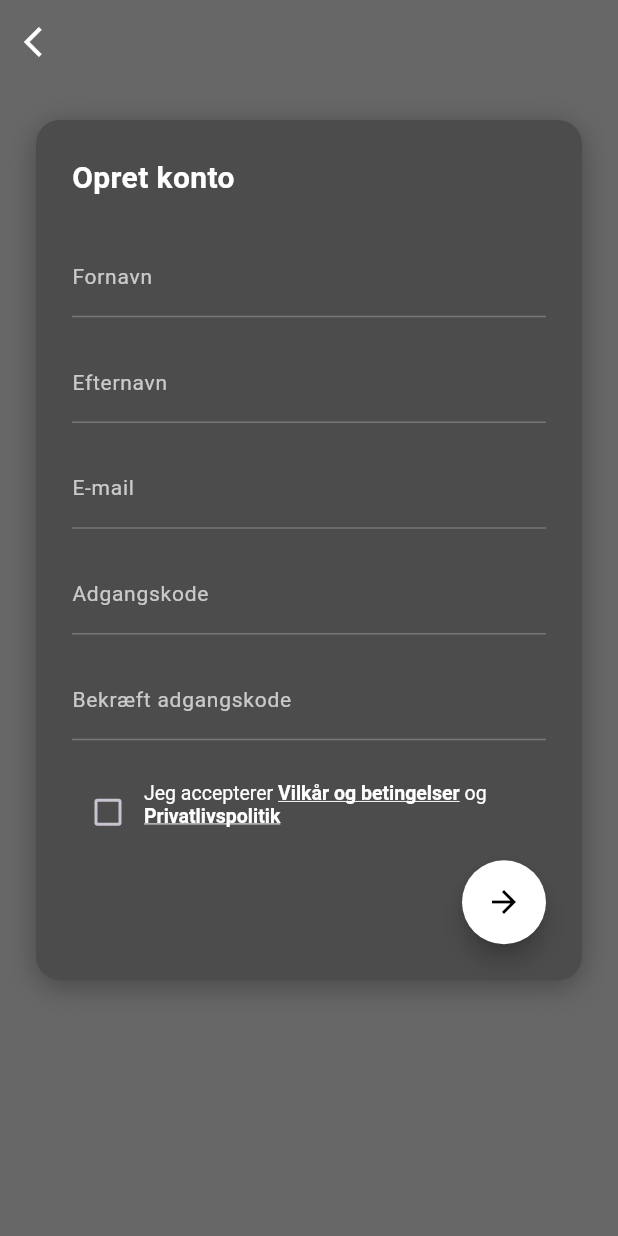
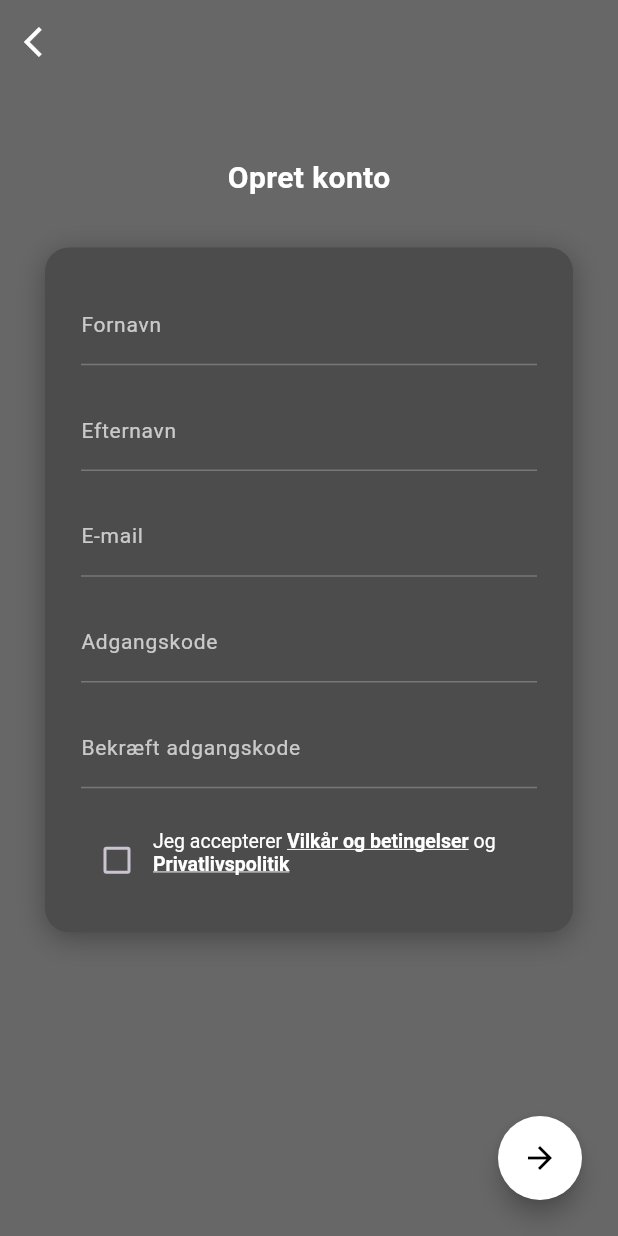
Before and after one commit to brokoline/OcutuneApplication, a Flutter app: the RegisterScreen screen opened by its route, on a phone screen of 412 x 824 dp. Run offline on Flutter 3.47's test engine with Material 3 defaults, Android fonts, the phone set to English and light mode, and no system bars; accounts and stored records are empty.

Commit message:
rettet layout

```diff
--- a/lib/screens/customer/register/register_screen.dart
+++ b/lib/screens/customer/register/register_screen.dart
@@ -14,14 +14,12 @@ class RegisterScreen extends StatelessWidget {
 
   Future<bool> emailExists(String email) async {
     final url = Uri.parse('https://ocutune.ddns.net/check-email');
-
     try {
       final response = await http.post(
         url,
         headers: {'Content-Type': 'application/json'},
         body: json.encode({'email': email}),
       );
-
       if (response.statusCode == 200) {
         final jsonBody = json.decode(response.body);
         return jsonBody['exists'] == true;
@@ -67,15 +65,6 @@ class RegisterScreen extends StatelessWidget {
       builder: (context, agreed, _) => Column(
         crossAxisAlignment: CrossAxisAlignment.start,
         children: [
-          const Text(
-            'Opret konto',
-            style: TextStyle(
-              fontSize: 20,
-              fontWeight: FontWeight.w600,
-              color: Colors.white,
-            ),
-          ),
-          const SizedBox(height: 24),
           OcutuneTextField(label: 'Fornavn', controller: firstNameController),
           const SizedBox(height: 16),
           OcutuneTextField(label: 'Efternavn', controller: lastNameController),
@@ -110,9 +99,7 @@ class RegisterScreen extends StatelessWidget {
                             color: Colors.white,
                           ),
                           recognizer: TapGestureRecognizer()
-                            ..onTap = () {
-                              Navigator.pushNamed(context, '/terms');
-                            },
+                            ..onTap = () => Navigator.pushNamed(context, '/terms'),
                         ),
                         const TextSpan(text: ' og '),
                         TextSpan(
@@ -123,18 +110,15 @@ class RegisterScreen extends StatelessWidget {
                             color: Colors.white,
                           ),
                           recognizer: TapGestureRecognizer()
-                            ..onTap = () {
-                              Navigator.pushNamed(context, '/privacy');
-                            },
+                            ..onTap = () => Navigator.pushNamed(context, '/privacy'),
                         ),
                       ],
                     ),
                   ),
                 ),
-              )
+              ),
             ],
           ),
-          const SizedBox(height: 64),
         ],
       ),
     );
@@ -150,13 +134,35 @@ class RegisterScreen extends StatelessWidget {
         ),
       ),
       body: SafeArea(
-        child: Builder(
-          builder: (BuildContext context) {
-            return SingleChildScrollView(
-              padding: const EdgeInsets.symmetric(horizontal: 24, vertical: 24),
         child: Stack(
           children: [
-                  OcutuneCard(child: formFields),
+            Align(
+              alignment: Alignment.topCenter,
+              child: Column(
+                mainAxisSize: MainAxisSize.min,
+                children: [
+                  const SizedBox(height: 48),
+                  const Text(
+                    'Opret konto',
+                    style: TextStyle(
+                      fontSize: 20,
+                      fontWeight: FontWeight.w600,
+                      color: Colors.white,
+                    ),
+                  ),
+                  const SizedBox(height: 32),
+                  ConstrainedBox(
+                    constraints: const BoxConstraints(maxWidth: 400),
+                    child: IntrinsicHeight(
+                      child: Padding(
+                        padding: const EdgeInsets.symmetric(horizontal: 24),
+                        child: OcutuneCard(child: formFields),
+                      ),
+                    ),
+                  ),
+                ],
+              ),
+            ),
             Positioned(
               bottom: 24,
               right: 24,
@@ -209,16 +215,12 @@ class RegisterScreen extends StatelessWidget {
                   );
 
                   currentUserResponse?.password = password;
-
                   Navigator.pushNamed(context, '/genderage');
                 },
               ),
             ),
           ],
         ),
-            );
-          },
-        ),
       ),
     );
   }
```
Lines whose indentation alone changed are shown as unchanged.
